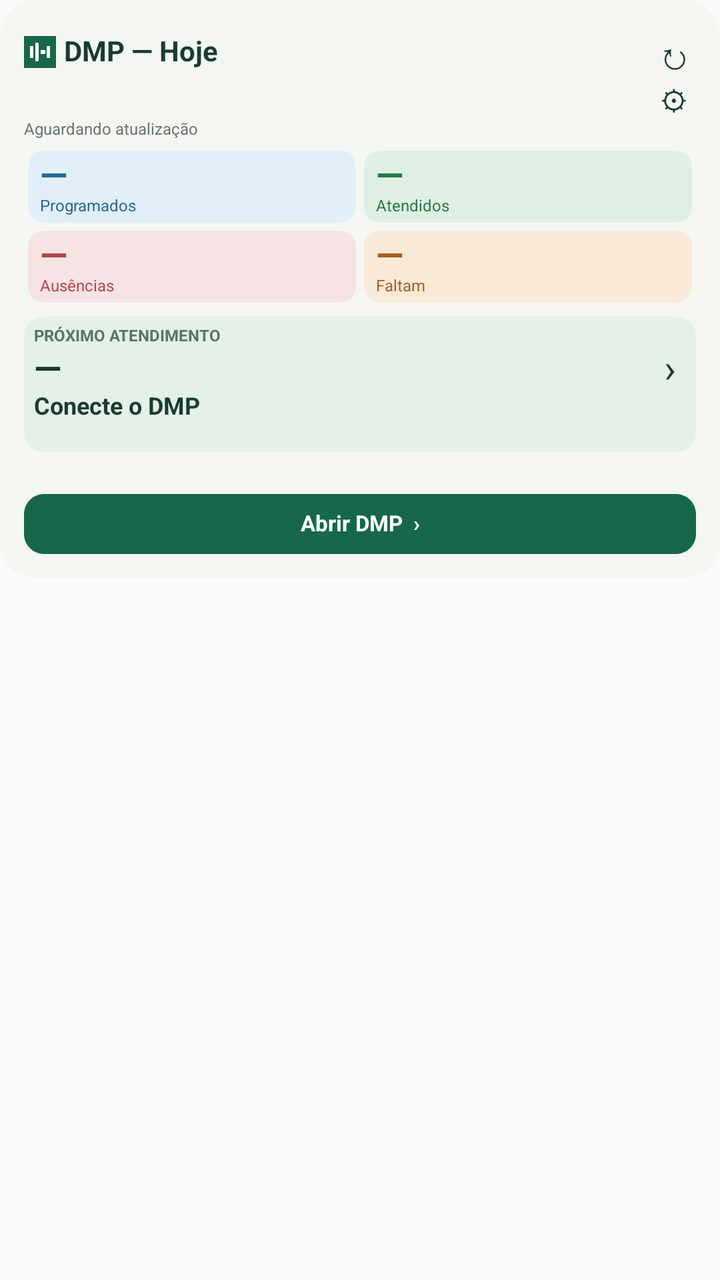
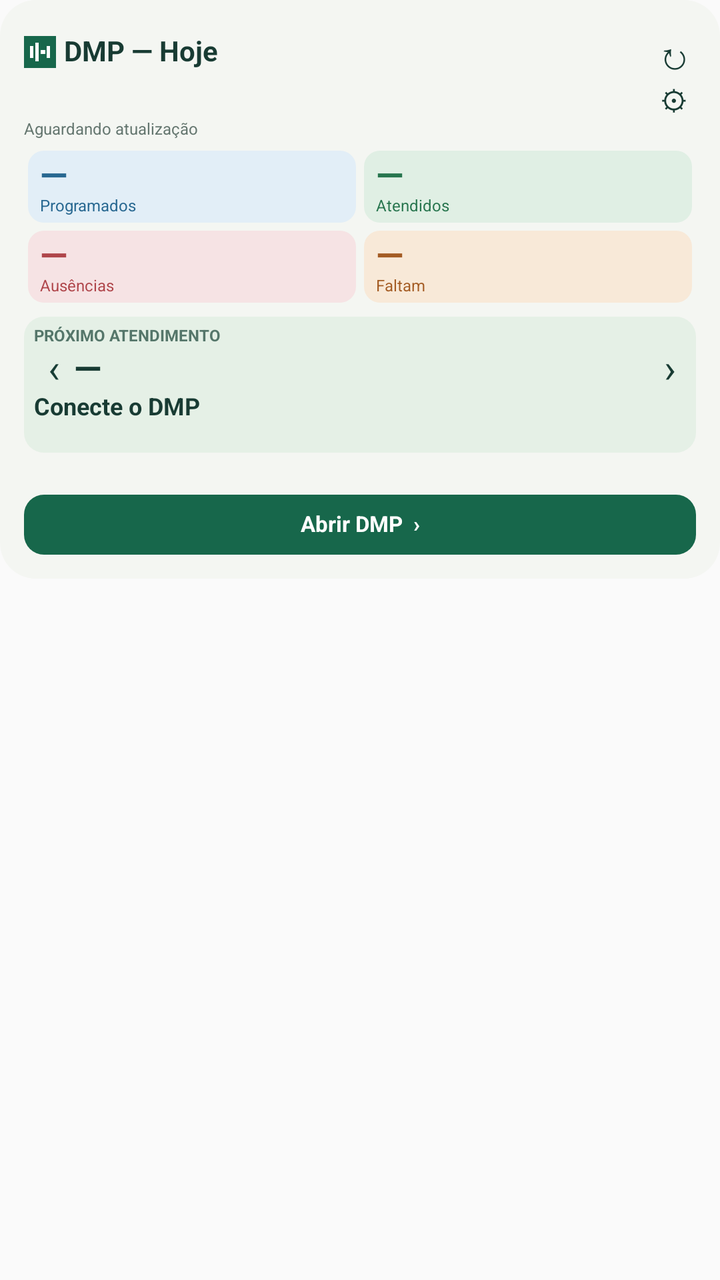

Screens rendered from an Android XML layout before and after an edit, with the pre-edit source and the edit as a unified diff.
<!-- AndroidManifest.xml: application theme android:Theme.Material.Light.NoActionBar -->
<!-- res/layout/widget.xml -->
<FrameLayout xmlns:android="http://schemas.android.com/apk/res/android" android:id="@+id/root" android:layout_width="match_parent" android:layout_height="match_parent">
  <RelativeLayout android:id="@+id/shell" android:layout_width="match_parent" android:layout_height="wrap_content">
    <ImageView android:id="@+id/shell_bg" android:layout_width="match_parent" android:layout_height="0dp" android:scaleType="fitXY" android:contentDescription="" android:layout_alignTop="@id/content" android:layout_alignBottom="@id/content" android:src="@drawable/widget_surface" />
    <LinearLayout android:layout_width="match_parent" android:layout_height="wrap_content" android:orientation="vertical" android:padding="12dp" android:id="@+id/content">
      <LinearLayout android:layout_width="match_parent" android:layout_height="28dp" android:orientation="horizontal" android:gravity="center_vertical">
        <ImageView android:layout_width="16dp" android:layout_height="16dp" android:src="@drawable/icon" android:contentDescription="DMP" />
        <TextView android:id="@+id/header" android:layout_width="0dp" android:layout_height="wrap_content" android:text="DMP — Hoje" android:textSize="14sp" android:textColor="#183B33" android:includeFontPadding="false" android:layout_weight="1" android:paddingStart="4dp" android:maxLines="1" android:ellipsize="end" android:textStyle="bold" />
        <TextView android:id="@+id/refresh" android:layout_width="22dp" android:layout_height="24dp" android:text="↻" android:textSize="19sp" android:textColor="#183B33" android:includeFontPadding="false" android:gravity="center" android:contentDescription="Atualizar" />
      </LinearLayout>
      <LinearLayout android:layout_width="match_parent" android:layout_height="20dp" android:orientation="horizontal" android:gravity="center_vertical">
        <TextView android:id="@+id/date" android:layout_width="0dp" android:layout_height="wrap_content" android:text="" android:textSize="9sp" android:includeFontPadding="false" android:layout_weight="1" android:maxLines="1" android:textColor="#5D706A" />
        <TextView android:id="@+id/settings" android:layout_width="22dp" android:layout_height="20dp" android:text="⚙" android:textSize="14sp" android:textColor="#183B33" android:includeFontPadding="false" android:gravity="center" android:contentDescription="Configurar widget" />
      </LinearLayout>
      <TextView android:id="@+id/updated" android:layout_width="match_parent" android:layout_height="wrap_content" android:text="Aguardando atualização" android:textSize="8sp" android:includeFontPadding="false" android:textColor="#64766F" android:paddingBottom="4dp" android:maxLines="1" />
      <LinearLayout android:layout_width="match_parent" android:layout_height="wrap_content" android:orientation="vertical" android:id="@+id/metrics">
        <LinearLayout android:layout_width="match_parent" android:layout_height="wrap_content" android:orientation="horizontal" android:gravity="center_vertical">
          <FrameLayout android:id="@+id/programmed" android:layout_width="0dp" android:layout_weight="1" android:layout_height="36dp" android:layout_margin="2dp">
            <ImageView android:id="@+id/programmed_bg" android:layout_width="match_parent" android:layout_height="match_parent" android:scaleType="fitXY" android:contentDescription="" android:src="@drawable/programmed" />
            <LinearLayout android:layout_width="match_parent" android:layout_height="wrap_content" android:orientation="vertical" android:paddingStart="6dp" android:paddingTop="2dp" android:paddingBottom="2dp">
              <TextView android:id="@+id/programmed_number" android:layout_width="match_parent" android:layout_height="wrap_content" android:text="—" android:textSize="18sp" android:includeFontPadding="false" android:textStyle="bold" android:textColor="#286891" />
              <TextView android:id="@+id/programmed_label" android:layout_width="match_parent" android:layout_height="wrap_content" android:text="Programados" android:textSize="8sp" android:includeFontPadding="false" android:maxLines="1" android:textColor="#286891" />
            </LinearLayout>
          </FrameLayout>
          <FrameLayout android:id="@+id/attended" android:layout_width="0dp" android:layout_weight="1" android:layout_height="36dp" android:layout_margin="2dp">
            <ImageView android:id="@+id/attended_bg" android:layout_width="match_parent" android:layout_height="match_parent" android:scaleType="fitXY" android:contentDescription="" android:src="@drawable/attended" />
            <LinearLayout android:layout_width="match_parent" android:layout_height="wrap_content" android:orientation="vertical" android:paddingStart="6dp" android:paddingTop="2dp" android:paddingBottom="2dp">
              <TextView android:id="@+id/attended_number" android:layout_width="match_parent" android:layout_height="wrap_content" android:text="—" android:textSize="18sp" android:includeFontPadding="false" android:textStyle="bold" android:textColor="#27754E" />
              <TextView android:id="@+id/attended_label" android:layout_width="match_parent" android:layout_height="wrap_content" android:text="Atendidos" android:textSize="8sp" android:includeFontPadding="false" android:maxLines="1" android:textColor="#27754E" />
            </LinearLayout>
          </FrameLayout>
        </LinearLayout>
        <LinearLayout android:layout_width="match_parent" android:layout_height="wrap_content" android:orientation="horizontal" android:gravity="center_vertical">
          <FrameLayout android:id="@+id/absent" android:layout_width="0dp" android:layout_weight="1" android:layout_height="36dp" android:layout_margin="2dp">
            <ImageView android:id="@+id/absent_bg" android:layout_width="match_parent" android:layout_height="match_parent" android:scaleType="fitXY" android:contentDescription="" android:src="@drawable/absent" />
            <LinearLayout android:layout_width="match_parent" android:layout_height="wrap_content" android:orientation="vertical" android:paddingStart="6dp" android:paddingTop="2dp" android:paddingBottom="2dp">
              <TextView android:id="@+id/absent_number" android:layout_width="match_parent" android:layout_height="wrap_content" android:text="—" android:textSize="18sp" android:includeFontPadding="false" android:textStyle="bold" android:textColor="#AF454A" />
              <TextView android:id="@+id/absent_label" android:layout_width="match_parent" android:layout_height="wrap_content" android:text="Ausências" android:textSize="8sp" android:includeFontPadding="false" android:maxLines="1" android:textColor="#AF454A" />
            </LinearLayout>
          </FrameLayout>
          <FrameLayout android:id="@+id/remaining" android:layout_width="0dp" android:layout_weight="1" android:layout_height="36dp" android:layout_margin="2dp">
            <ImageView android:id="@+id/remaining_bg" android:layout_width="match_parent" android:layout_height="match_parent" android:scaleType="fitXY" android:contentDescription="" android:src="@drawable/remaining" />
            <LinearLayout android:layout_width="match_parent" android:layout_height="wrap_content" android:orientation="vertical" android:paddingStart="6dp" android:paddingTop="2dp" android:paddingBottom="2dp">
              <TextView android:id="@+id/remaining_number" android:layout_width="match_parent" android:layout_height="wrap_content" android:text="—" android:textSize="18sp" android:includeFontPadding="false" android:textStyle="bold" android:textColor="#A45C24" />
              <TextView android:id="@+id/remaining_label" android:layout_width="match_parent" android:layout_height="wrap_content" android:text="Faltam" android:textSize="8sp" android:includeFontPadding="false" android:maxLines="1" android:textColor="#A45C24" />
            </LinearLayout>
          </FrameLayout>
        </LinearLayout>
      </LinearLayout>
      <RelativeLayout android:id="@+id/next" android:layout_width="match_parent" android:layout_height="wrap_content" android:layout_marginTop="5dp">
        <ImageView android:id="@+id/next_bg" android:layout_width="match_parent" android:layout_height="0dp" android:scaleType="fitXY" android:contentDescription="" android:layout_alignTop="@id/next_content" android:layout_alignBottom="@id/next_content" android:src="@drawable/next" />
        <LinearLayout android:layout_width="match_parent" android:layout_height="wrap_content" android:orientation="vertical" android:padding="5dp" android:id="@+id/next_content">
          <TextView android:id="@+id/next_label" android:layout_width="match_parent" android:layout_height="wrap_content" android:text="PRÓXIMO ATENDIMENTO" android:textSize="8sp" android:includeFontPadding="false" android:textStyle="bold" android:textColor="#55766A" android:maxLines="1" />
          <LinearLayout android:layout_width="match_parent" android:layout_height="wrap_content" android:orientation="horizontal" android:gravity="center_vertical">
            <TextView android:id="@+id/next_time" android:layout_width="0dp" android:layout_height="wrap_content" android:text="—" android:textSize="18sp" android:textColor="#183B33" android:includeFontPadding="false" android:layout_weight="1" android:textStyle="bold" />
            <TextView android:id="@+id/next_arrow" android:layout_width="16dp" android:layout_height="wrap_content" android:text="›" android:textSize="20sp" android:textColor="#183B33" android:includeFontPadding="false" android:gravity="center" />
          </LinearLayout>
          <TextView android:id="@+id/next_title" android:layout_width="match_parent" android:layout_height="wrap_content" android:text="Conecte o DMP" android:textSize="12sp" android:textColor="#183B33" android:includeFontPadding="false" android:textStyle="bold" android:maxLines="1" android:ellipsize="end" />
          <TextView android:id="@+id/next_type" android:layout_width="match_parent" android:layout_height="wrap_content" android:text="" android:textSize="9sp" android:includeFontPadding="false" android:textColor="#62746D" android:maxLines="1" android:ellipsize="end" />
        </LinearLayout>
      </RelativeLayout>
      <LinearLayout android:layout_width="match_parent" android:layout_height="wrap_content" android:orientation="vertical" android:layout_marginTop="5dp" android:id="@+id/workouts">
</LinearLayout>
      <LinearLayout android:layout_width="match_parent" android:layout_height="wrap_content" android:orientation="vertical" android:layout_marginTop="5dp" android:id="@+id/notes">
</LinearLayout>
      <LinearLayout android:layout_width="match_parent" android:layout_height="wrap_content" android:orientation="vertical" android:layout_marginTop="5dp" android:id="@+id/calendar">
</LinearLayout>
      <TextView android:id="@+id/open" android:layout_width="match_parent" android:layout_height="30dp" android:text="Abrir DMP  ›" android:textSize="11sp" android:includeFontPadding="false" android:background="@drawable/widget_button" android:textColor="#FFFFFF" android:gravity="center" android:textStyle="bold" android:layout_marginTop="6dp" />
    </LinearLayout>
  </RelativeLayout>
</FrameLayout>
<!-- resources referenced by this layout -->
<resources>
  <!-- drawable absent (drawable) -->
  <shape xmlns:android="http://schemas.android.com/apk/res/android" android:shape="rectangle"><solid android:color="#F6E3E4"/><corners android:radius="8dp"/></shape>
  <!-- drawable attended (drawable) -->
  <shape xmlns:android="http://schemas.android.com/apk/res/android" android:shape="rectangle"><solid android:color="#E0EFE4"/><corners android:radius="8dp"/></shape>
  <!-- drawable icon (drawable) -->
  <vector xmlns:android="http://schemas.android.com/apk/res/android" android:width="48dp" android:height="48dp" android:viewportWidth="48" android:viewportHeight="48"><path android:fillColor="#17674B" android:pathData="M0,0h48v48h-48z"/><path android:fillColor="#FFFFFF" android:pathData="M9,15h5v18h-5zM17,10h5v28h-5zM25,21h7v6h-7zM34,15h5v18h-5z"/></vector>
  <!-- drawable next (drawable) -->
  <shape xmlns:android="http://schemas.android.com/apk/res/android" android:shape="rectangle"><solid android:color="#E5F0E6"/><corners android:radius="10dp"/></shape>
  <!-- drawable programmed (drawable) -->
  <shape xmlns:android="http://schemas.android.com/apk/res/android" android:shape="rectangle"><solid android:color="#E2EEF7"/><corners android:radius="8dp"/></shape>
  <!-- drawable remaining (drawable) -->
  <shape xmlns:android="http://schemas.android.com/apk/res/android" android:shape="rectangle"><solid android:color="#F8E9D8"/><corners android:radius="8dp"/></shape>
  <!-- drawable widget_button (drawable) -->
  <shape xmlns:android="http://schemas.android.com/apk/res/android" android:shape="rectangle"><solid android:color="#17674B"/><corners android:radius="10dp"/></shape>
  <!-- drawable widget_surface (drawable) -->
  <shape xmlns:android="http://schemas.android.com/apk/res/android" android:shape="rectangle"><solid android:color="#F4F6F2"/><corners android:radius="18dp"/></shape>
</resources>

<!-- the commit's change to res/layout/widget.xml (unified diff, before → after) -->
@@ -48,9 +48,11 @@
       </LinearLayout>
       <RelativeLayout android:id="@+id/next" android:layout_width="match_parent" android:layout_height="wrap_content" android:layout_marginTop="5dp">
         <ImageView android:id="@+id/next_bg" android:layout_width="match_parent" android:layout_height="0dp" android:scaleType="fitXY" android:contentDescription="" android:layout_alignTop="@id/next_content" android:layout_alignBottom="@id/next_content" android:src="@drawable/next" />
+        <TextView android:id="@+id/next_category" android:layout_width="3dp" android:layout_height="0dp" android:layout_alignTop="@id/next_content" android:layout_alignBottom="@id/next_content" />
         <LinearLayout android:layout_width="match_parent" android:layout_height="wrap_content" android:orientation="vertical" android:padding="5dp" android:id="@+id/next_content">
           <TextView android:id="@+id/next_label" android:layout_width="match_parent" android:layout_height="wrap_content" android:text="PRÓXIMO ATENDIMENTO" android:textSize="8sp" android:includeFontPadding="false" android:textStyle="bold" android:textColor="#55766A" android:maxLines="1" />
           <LinearLayout android:layout_width="match_parent" android:layout_height="wrap_content" android:orientation="horizontal" android:gravity="center_vertical">
+            <TextView android:id="@+id/next_previous" android:layout_width="20dp" android:layout_height="24dp" android:gravity="center" android:text="‹" android:textSize="20sp" android:textColor="#173D35" android:includeFontPadding="false" android:contentDescription="Atendimento anterior" />
             <TextView android:id="@+id/next_time" android:layout_width="0dp" android:layout_height="wrap_content" android:text="—" android:textSize="18sp" android:textColor="#183B33" android:includeFontPadding="false" android:layout_weight="1" android:textStyle="bold" />
             <TextView android:id="@+id/next_arrow" android:layout_width="16dp" android:layout_height="wrap_content" android:text="›" android:textSize="20sp" android:textColor="#183B33" android:includeFontPadding="false" android:gravity="center" />
           </LinearLayout>
